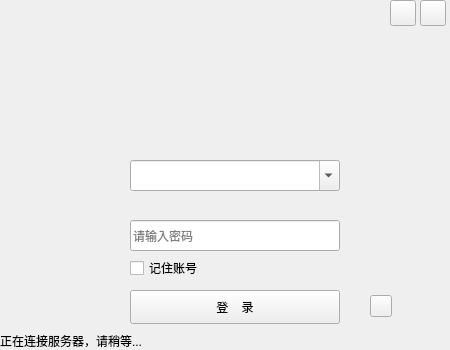
605791556/PayAccount-QT, file PayCount_QT/CLogin.ui: the form before one commit.
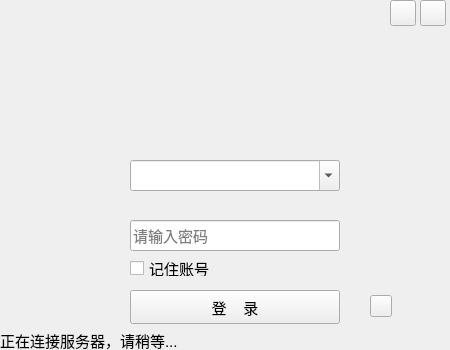
The form after the commit.

Patch:
```diff
--- a/PayCount_QT/CLogin.ui
+++ b/PayCount_QT/CLogin.ui
@@ -22,6 +22,11 @@
      <height>31</height>
     </rect>
    </property>
+   <property name="font">
+    <font>
+     <pointsize>11</pointsize>
+    </font>
+   </property>
    <property name="text">
     <string/>
    </property>
@@ -37,10 +42,15 @@
     <rect>
      <x>130</x>
      <y>260</y>
-     <width>71</width>
+     <width>121</width>
      <height>16</height>
     </rect>
    </property>
+   <property name="font">
+    <font>
+     <pointsize>11</pointsize>
+    </font>
+   </property>
    <property name="text">
     <string>记住账号</string>
    </property>
@@ -73,6 +83,11 @@
      <height>34</height>
     </rect>
    </property>
+   <property name="font">
+    <font>
+     <pointsize>11</pointsize>
+    </font>
+   </property>
    <property name="text">
     <string>登    录</string>
    </property>
@@ -86,6 +101,11 @@
      <height>21</height>
     </rect>
    </property>
+   <property name="font">
+    <font>
+     <pointsize>11</pointsize>
+    </font>
+   </property>
    <property name="text">
     <string>正在连接服务器，请稍等...</string>
    </property>
```
Left out of the diff: 5 changed lines with no effect on the pictures.
